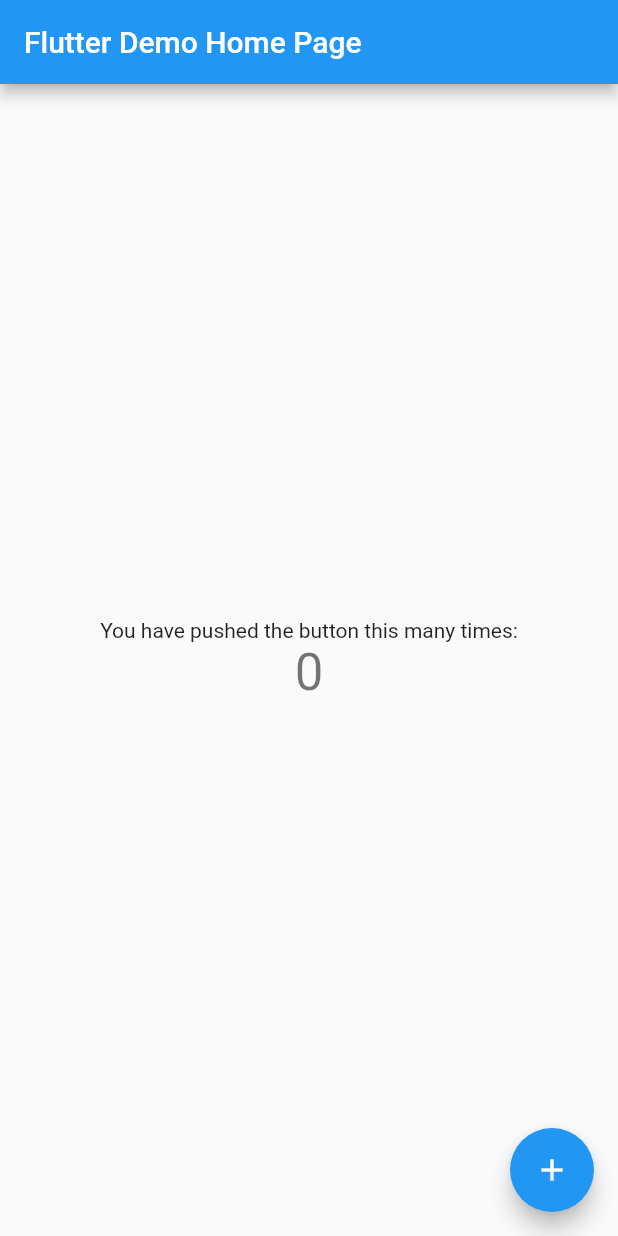
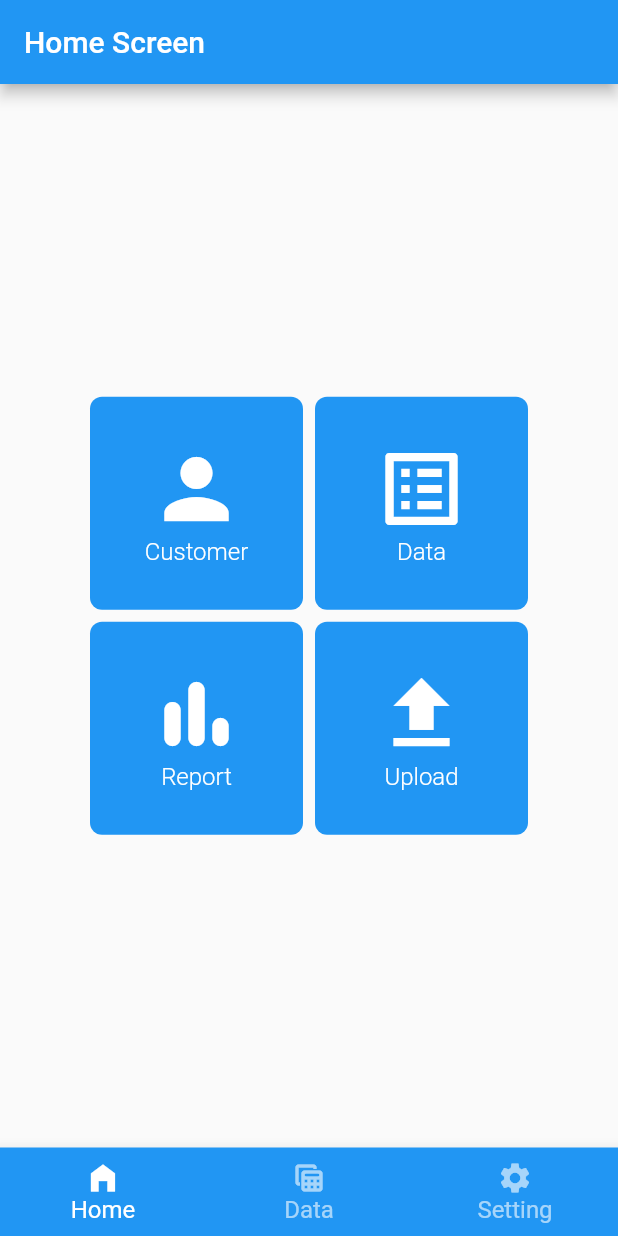
Before and after one commit to refinerydev/flutter_application_crud, a Flutter app: the screen it shows after launch, on a phone screen of 412 x 824 dp. Run offline on Flutter 3.47's test engine with Material 2 defaults, Android fonts, the phone set to English and light mode, and no system bars.

Commit message:
add: create main screen and dashboard screen

```diff
--- /dev/null
+++ b/lib/dashboard_screen.dart
@@ -0,0 +1,140 @@
+part of 'screen.dart';
+
+class DashboardScreen extends StatelessWidget {
+  @override
+  Widget build(BuildContext context) {
+    return Container(
+      child: Column(
+        mainAxisAlignment: MainAxisAlignment.center,
+        children: [
+          Row(
+            mainAxisAlignment: MainAxisAlignment.center,
+            children: [
+              Container(
+                height: 142.0,
+                width: 142.0,
+                margin: EdgeInsets.all(4.0),
+                decoration: BoxDecoration(
+                  color: Colors.blue,
+                  borderRadius: BorderRadius.all(
+                    Radius.circular(8.0),
+                  ),
+                ),
+                child: Column(
+                  mainAxisAlignment: MainAxisAlignment.center,
+                  children: [
+                    Icon(
+                      Icons.person,
+                      size: 64.0,
+                      color: Colors.white,
+                    ),
+                    Text(
+                      'Customer',
+                      style: TextStyle(
+                        fontSize: 16.0,
+                        fontWeight: FontWeight.w300,
+                        color: Colors.white,
+                      ),
+                    )
+                  ],
+                ),
+              ),
+              Container(
+                height: 142.0,
+                width: 142.0,
+                margin: EdgeInsets.all(4.0),
+                decoration: BoxDecoration(
+                  color: Colors.blue,
+                  borderRadius: BorderRadius.all(
+                    Radius.circular(8.0),
+                  ),
+                ),
+                child: Column(
+                  mainAxisAlignment: MainAxisAlignment.center,
+                  children: [
+                    Icon(
+                      Icons.list_alt,
+                      size: 64.0,
+                      color: Colors.white,
+                    ),
+                    Text(
+                      'Data',
+                      style: TextStyle(
+                        fontSize: 16.0,
+                        fontWeight: FontWeight.w300,
+                        color: Colors.white,
+                      ),
+                    )
+                  ],
+                ),
+              ),
+            ],
+          ),
+          Row(
+            mainAxisAlignment: MainAxisAlignment.center,
+            children: [
+              Container(
+                height: 142.0,
+                width: 142.0,
+                margin: EdgeInsets.all(4.0),
+                decoration: BoxDecoration(
+                  color: Colors.blue,
+                  borderRadius: BorderRadius.all(
+                    Radius.circular(8.0),
+                  ),
+                ),
+                child: Column(
+                  mainAxisAlignment: MainAxisAlignment.center,
+                  children: [
+                    Icon(
+                      Icons.bar_chart_rounded,
+                      size: 64.0,
+                      color: Colors.white,
+                    ),
+                    Text(
+                      'Report',
+                      style: TextStyle(
+                        fontSize: 16.0,
+                        fontWeight: FontWeight.w300,
+                        color: Colors.white,
+                      ),
+                    )
+                  ],
+                ),
+              ),
+              Container(
+                height: 142.0,
+                width: 142.0,
+                margin: EdgeInsets.all(4.0),
+                decoration: BoxDecoration(
+                  color: Colors.blue,
+                  borderRadius: BorderRadius.all(
+                    Radius.circular(8.0),
+                  ),
+                ),
+                child: Column(
+                  mainAxisAlignment: MainAxisAlignment.center,
+                  children: [
+                    Icon(
+                      Icons.upload,
+                      size: 64.0,
+                      color: Colors.white,
+                    ),
+                    Text(
+                      'Upload',
+                      style: TextStyle(
+                        fontSize: 16.0,
+                        fontWeight: FontWeight.w300,
+                        color: Colors.white,
+                      ),
+                    )
+                  ],
+                ),
+              ),
+            ],
+          )
+        ],
+      ),
+    );
+  }
+}
--- a/lib/main.dart
+++ b/lib/main.dart
@@ -1,4 +1,5 @@
 import 'package:flutter/material.dart';
+import 'package:flutter_application_crud/screen.dart';
 
 void main() {
   runApp(MyApp());
@@ -9,105 +10,9 @@
   @override
   Widget build(BuildContext context) {
     return MaterialApp(
-      title: 'Flutter Demo',
-      theme: ThemeData(
-        // This is the theme of your application.
-        //
-        // Try running your application with "flutter run". You'll see the
-        // application has a blue toolbar. Then, without quitting the app, try
-        // changing the primarySwatch below to Colors.green and then invoke
-        // "hot reload" (press "r" in the console where you ran "flutter run",
-        // or simply save your changes to "hot reload" in a Flutter IDE).
-        // Notice that the counter didn't reset back to zero; the application
-        // is not restarted.
-        primarySwatch: Colors.blue,
-      ),
-      home: MyHomePage(title: 'Flutter Demo Home Page'),
+      debugShowCheckedModeBanner: false,
+      theme: ThemeData(),
+      home: MainScreen(),
     );
   }
 }
-
-class MyHomePage extends StatefulWidget {
-  MyHomePage({Key? key, required this.title}) : super(key: key);
-
-  // This widget is the home page of your application. It is stateful, meaning
-  // that it has a State object (defined below) that contains fields that affect
-  // how it looks.
-
-  // This class is the configuration for the state. It holds the values (in this
-  // case the title) provided by the parent (in this case the App widget) and
-  // used by the build method of the State. Fields in a Widget subclass are
-  // always marked "final".
-
-  final String title;
-
-  @override
-  _MyHomePageState createState() => _MyHomePageState();
-}
-
-class _MyHomePageState extends State<MyHomePage> {
-  int _counter = 0;
-
-  void _incrementCounter() {
-    setState(() {
-      // This call to setState tells the Flutter framework that something has
-      // changed in this State, which causes it to rerun the build method below
-      // so that the display can reflect the updated values. If we changed
-      // _counter without calling setState(), then the build method would not be
-      // called again, and so nothing would appear to happen.
-      _counter++;
-    });
-  }
-
-  @override
-  Widget build(BuildContext context) {
-    // This method is rerun every time setState is called, for instance as done
-    // by the _incrementCounter method above.
-    //
-    // The Flutter framework has been optimized to make rerunning build methods
-    // fast, so that you can just rebuild anything that needs updating rather
-    // than having to individually change instances of widgets.
-    return Scaffold(
-      appBar: AppBar(
-        // Here we take the value from the MyHomePage object that was created by
-        // the App.build method, and use it to set our appbar title.
-        title: Text(widget.title),
-      ),
-      body: Center(
-        // Center is a layout widget. It takes a single child and positions it
-        // in the middle of the parent.
-        child: Column(
-          // Column is also a layout widget. It takes a list of children and
-          // arranges them vertically. By default, it sizes itself to fit its
-          // children horizontally, and tries to be as tall as its parent.
-          //
-          // Invoke "debug painting" (press "p" in the console, choose the
-          // "Toggle Debug Paint" action from the Flutter Inspector in Android
-          // Studio, or the "Toggle Debug Paint" command in Visual Studio Code)
-          // to see the wireframe for each widget.
-          //
-          // Column has various properties to control how it sizes itself and
-          // how it positions its children. Here we use mainAxisAlignment to
-          // center the children vertically; the main axis here is the vertical
-          // axis because Columns are vertical (the cross axis would be
-          // horizontal).
-          mainAxisAlignment: MainAxisAlignment.center,
-          children: <Widget>[
-            Text(
-              'You have pushed the button this many times:',
-            ),
-            Text(
-              '$_counter',
-              style: Theme.of(context).textTheme.headline4,
-            ),
-          ],
-        ),
-      ),
-      floatingActionButton: FloatingActionButton(
-        onPressed: _incrementCounter,
-        tooltip: 'Increment',
-        child: Icon(Icons.add),
-      ), // This trailing comma makes auto-formatting nicer for build methods.
-    );
-  }
-}
--- /dev/null
+++ b/lib/main_screen.dart
@@ -0,0 +1,62 @@
+part of 'screen.dart';
+
+class MainScreen extends StatefulWidget {
+  @override
+  _MainScreenState createState() => _MainScreenState();
+}
+
+class _MainScreenState extends State<MainScreen> {
+  int currentIndex = 0;
+
+  @override
+  Widget build(BuildContext context) {
+    Widget body() {
+      switch (currentIndex) {
+        case 0:
+          return DashboardScreen();
+        case 1:
+          return DashboardScreen();
+        default:
+          return DashboardScreen();
+      }
+    }
+
+    return Scaffold(
+      appBar: AppBar(
+        title: Text('Home Screen'),
+      ),
+      bottomNavigationBar: BottomNavigationBar(
+        type: BottomNavigationBarType.fixed,
+        backgroundColor: Colors.blue,
+        selectedItemColor: Colors.white,
+        unselectedItemColor: Colors.white.withOpacity(.60),
+        selectedFontSize: 16.0,
+        unselectedFontSize: 16.0,
+        currentIndex: currentIndex,
+        onTap: (value) {
+          setState(() {
+            currentIndex = value;
+          });
+        },
+        items: [
+          BottomNavigationBarItem(
+            label: 'Home',
+            icon: Icon(Icons.home_filled),
+          ),
+          BottomNavigationBarItem(
+            label: 'Data',
+            icon: Icon(Icons.table_view_rounded),
+          ),
+          BottomNavigationBarItem(
+            label: 'Setting',
+            icon: Icon(Icons.settings),
+          ),
+        ],
+      ),
+      body: Container(
+        margin: EdgeInsets.fromLTRB(24.0, 8.0, 24.0, 8.0),
+        child: body(),
+      ),
+    );
+  }
+}
--- /dev/null
+++ b/lib/screen.dart
@@ -0,0 +1,4 @@
+import 'package:flutter/material.dart';
+
+part 'main_screen.dart';
+part 'dashboard_screen.dart';
```
